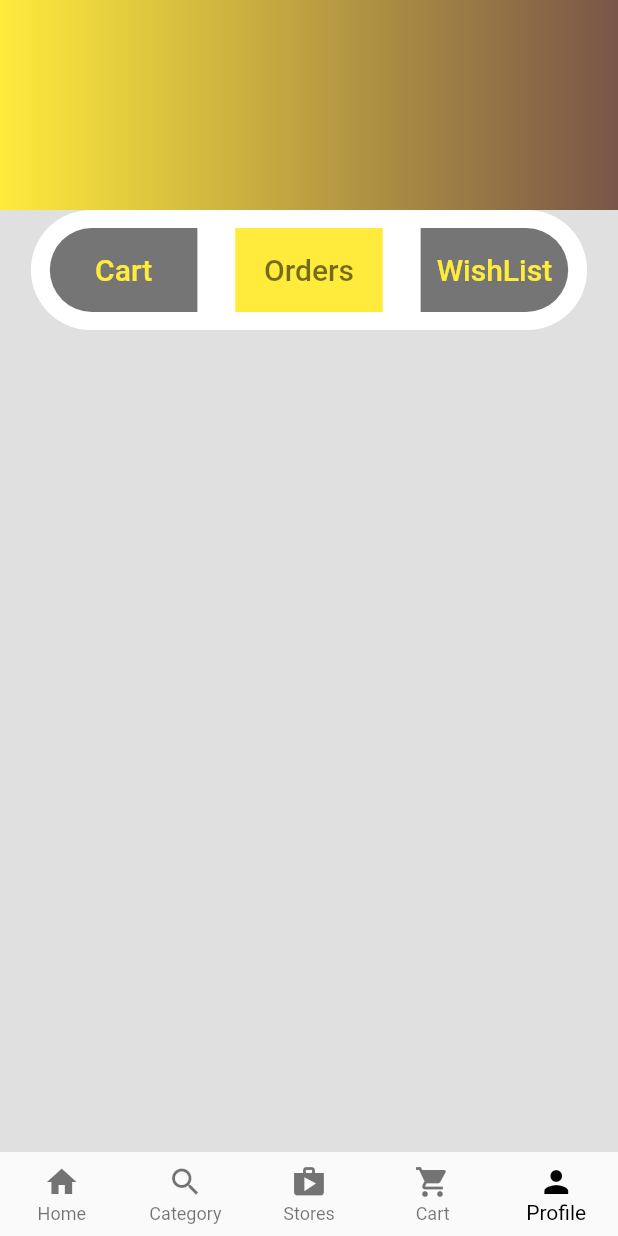
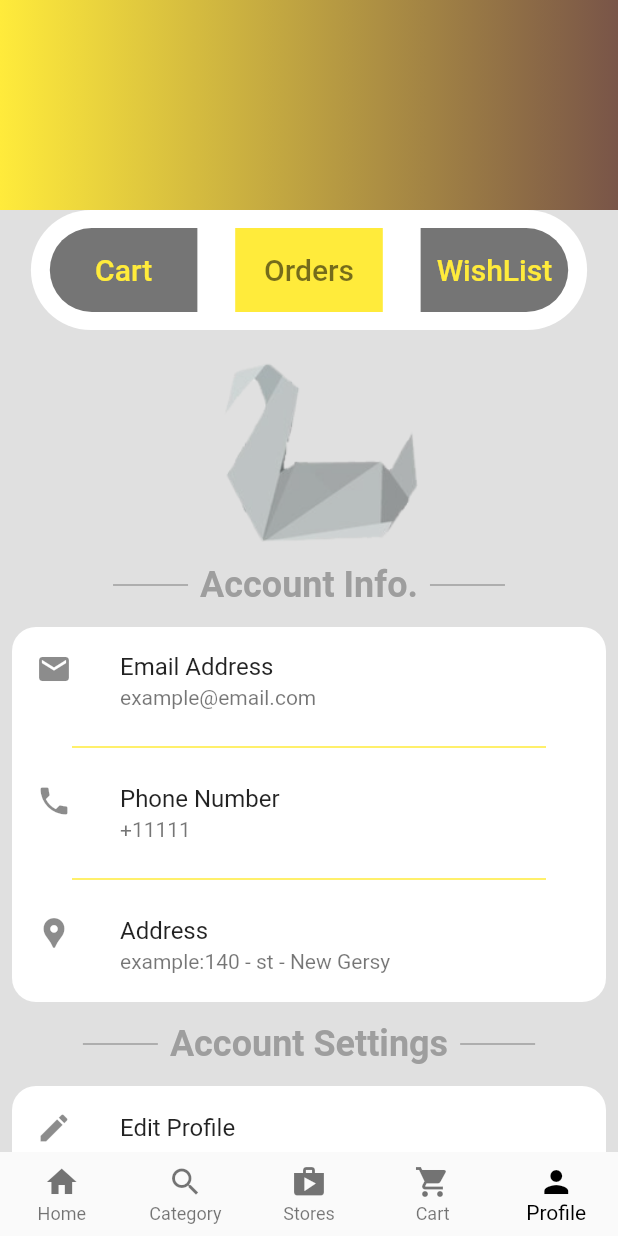
Before and after one commit to RyomaArisawa/muti_store_app, a Flutter app: the screen it shows after launch, item 5 of the bottom bar chosen, on a phone screen of 412 x 824 dp. Run offline on Flutter 3.47's test engine with Material 2 defaults, Android fonts, the phone set to English and light mode, and no system bars.

Commit message:
lesson22

```diff
--- a/lib/main_screens/profile.dart
+++ b/lib/main_screens/profile.dart
@@ -15,13 +15,13 @@ class _ProfileScreenState extends State<ProfileScreen> {
       body: CustomScrollView(
         slivers: [
           SliverAppBar(
-            centerTitle: true,
             elevation: 0,
             backgroundColor: Colors.white,
             expandedHeight: 140,
             flexibleSpace: LayoutBuilder(
               builder: (context, constrains) {
                 return FlexibleSpaceBar(
+                  centerTitle: true,
                   title: AnimatedOpacity(
                     duration: const Duration(milliseconds: 200),
                     opacity: constrains.biggest.height <= 120 ? 1 : 0,
@@ -129,6 +129,80 @@ class _ProfileScreenState extends State<ProfileScreen> {
                     ],
                   ),
                 ),
+                const SizedBox(
+                  height: 150,
+                  child: Image(
+                    image: AssetImage('images/inapp/logo.jpg'),
+                  ),
+                ),
+                const ProfileHeaderLabel(
+                  headerLabel: 'Account Info.',
+                ),
+                Padding(
+                  padding: const EdgeInsets.all(8.0),
+                  child: Container(
+                    height: 250,
+                    decoration: BoxDecoration(
+                      color: Colors.white,
+                      borderRadius: BorderRadius.circular(16),
+                    ),
+                    child: Column(
+                      children: const [
+                        RepeatedListTile(
+                          title: 'Email Address',
+                          subtitle: 'example@email.com',
+                          iconData: Icons.email,
+                        ),
+                        YellowDivider(),
+                        RepeatedListTile(
+                          title: 'Phone Number',
+                          subtitle: '+11111',
+                          iconData: Icons.phone,
+                        ),
+                        YellowDivider(),
+                        RepeatedListTile(
+                          title: 'Address',
+                          subtitle: 'example:140 - st - New Gersy',
+                          iconData: Icons.location_pin,
+                        ),
+                      ],
+                    ),
+                  ),
+                ),
+                const ProfileHeaderLabel(
+                  headerLabel: 'Account Settings',
+                ),
+                Padding(
+                  padding: const EdgeInsets.all(8.0),
+                  child: Container(
+                    height: 210,
+                    decoration: BoxDecoration(
+                      color: Colors.white,
+                      borderRadius: BorderRadius.circular(16),
+                    ),
+                    child: Column(
+                      children: [
+                        RepeatedListTile(
+                          title: 'Edit Profile',
+                          iconData: Icons.edit,
+                          onTap: () {},
+                        ),
+                        YellowDivider(),
+                        RepeatedListTile(
+                          title: 'Change Password',
+                          iconData: Icons.lock,
+                          onTap: () {},
+                        ),
+                        YellowDivider(),
+                        RepeatedListTile(
+                          title: 'Log Out',
+                          iconData: Icons.logout,
+                          onTap: () {},
+                        ),
+                      ],
+                    ),
+                  ),
+                ),
               ],
             ),
           )
@@ -137,3 +211,90 @@ class _ProfileScreenState extends State<ProfileScreen> {
     );
   }
 }
+
+class YellowDivider extends StatelessWidget {
+  const YellowDivider({
+    Key? key,
+  }) : super(key: key);
+
+  @override
+  Widget build(BuildContext context) {
+    return Padding(
+      padding: EdgeInsets.symmetric(horizontal: 40),
+      child: Divider(
+        color: Colors.yellow,
+        thickness: 1,
+      ),
+    );
+  }
+}
+
+class RepeatedListTile extends StatelessWidget {
+  final String title;
+  final IconData iconData;
+  final String? subtitle;
+  final VoidCallback? onTap;
+
+  const RepeatedListTile({Key? key, required this.title, required this.iconData, this.subtitle, this.onTap})
+      : super(key: key);
+
+  @override
+  Widget build(BuildContext context) {
+    return InkWell(
+      onTap: onTap,
+      child: ListTile(
+        title: Text(title),
+        subtitle: subtitle != null ? Text(subtitle!) : null,
+        leading: Icon(iconData),
+      ),
+    );
+  }
+}
+
+class ProfileHeaderLabel extends StatelessWidget {
+  final String headerLabel;
+
+  const ProfileHeaderLabel({
+    Key? key,
+    required this.headerLabel,
+  }) : super(key: key);
+
+  @override
+  Widget build(BuildContext context) {
+    return SizedBox(
+      height: 40,
+      child: Row(
+        mainAxisAlignment: MainAxisAlignment.center,
+        children: [
+          const SizedBox(
+            height: 40,
+            width: 50,
+            child: Divider(
+              color: Colors.grey,
+              thickness: 1,
+            ),
+          ),
+          Padding(
+            padding: const EdgeInsets.symmetric(horizontal: 8.0),
+            child: Text(
+              headerLabel,
+              style: const TextStyle(
+                color: Colors.grey,
+                fontSize: 24,
+                fontWeight: FontWeight.w600,
+              ),
+            ),
+          ),
+          const SizedBox(
+            height: 40,
+            width: 50,
+            child: Divider(
+              color: Colors.grey,
+              thickness: 1,
+            ),
+          ),
+        ],
+      ),
+    );
+  }
+}
```
